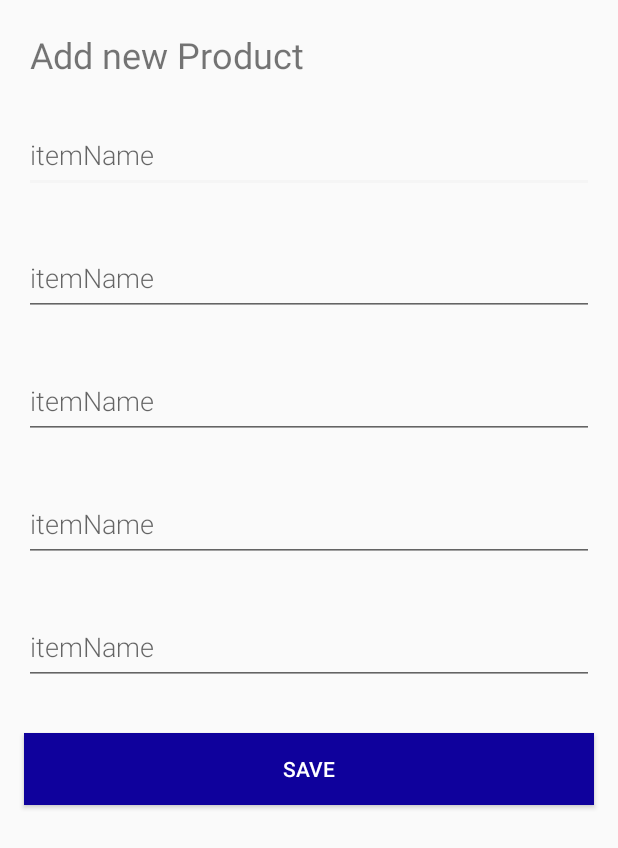
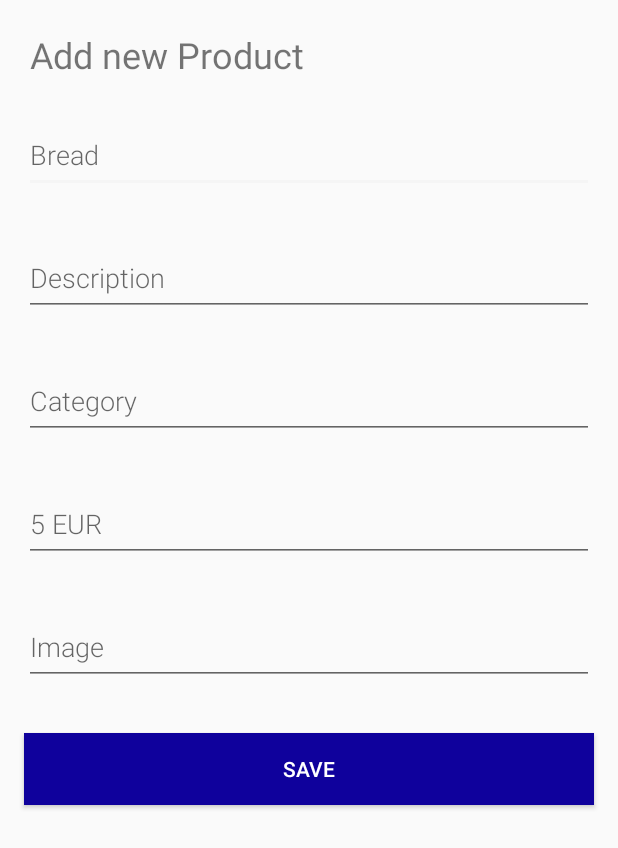
Before and after one commit to TolaTess/Kindeed, an Android app: the layout activity_new_product.xml on its own in the app's theme, with its tools: preview values and no code run, on a phone screen of 412 x 824 dp. Shown: the top 848 px of the screen. Run offline under Robolectric (Android 15) with nearby library versions, the phone set to English and light mode, and no system bars; Roboto replaces fonts that are not available here.

Commit message:
string file update
added string resources to layout

```diff
--- a/app/src/main/res/layout/activity_item.xml
+++ b/app/src/main/res/layout/activity_item.xml
@@ -31,7 +31,7 @@
         android:layout_marginTop="10dp"
         android:fontFamily="@font/abhaya_libre"
         android:gravity="center"
-        android:text="Price"
+        android:text="@string/price_sample"
         android:textAlignment="center"
         android:textColor="@color/colorBlack"
         android:textSize="22sp" />
--- a/app/src/main/res/layout/activity_main.xml
+++ b/app/src/main/res/layout/activity_main.xml
@@ -57,7 +57,7 @@
                     android:layout_marginBottom="5dp"
                     android:layout_marginStart="20dp"
                     android:fontFamily="@font/abhaya_libre"
-                    android:text="Recommended for you"
+                    android:text="@string/recommended_for_you"
                     android:textColor="@color/colorBlack"
                     android:textSize="18sp" />
 
@@ -80,7 +80,7 @@
             android:layout_alignParentEnd="true"
             android:layout_below="@id/rel2"
             android:layout_margin="16dp"
-            android:contentDescription="add product"
+            android:contentDescription="@string/add_product"
             android:src="@drawable/ic_add_black_24dp"/>
 
 
--- a/app/src/main/res/layout/activity_new_product.xml
+++ b/app/src/main/res/layout/activity_new_product.xml
@@ -13,7 +13,7 @@
         android:layout_marginBottom="10dp"
         android:layout_marginStart="20dp"
         android:layout_marginTop="20dp"
-        android:text="Add new Product"
+        android:text="@string/add_new_product_msg"
         android:textSize="24sp" />
 
     <EditText
@@ -22,7 +22,7 @@
         android:layout_height="wrap_content"
         android:minHeight="50dp"
         android:fontFamily="sans-serif-light"
-        android:hint="itemName"
+        android:hint="@string/sample_product_name"
         android:inputType="textAutoComplete"
         android:layout_margin="16dp"
         android:textSize="18sp" />
@@ -33,7 +33,7 @@
         android:layout_height="wrap_content"
         android:minHeight="50dp"
         android:fontFamily="sans-serif-light"
-        android:hint="itemName"
+        android:hint="@string/description"
         android:inputType="textAutoComplete"
         android:layout_margin="16dp"
         android:textSize="18sp" />
@@ -44,7 +44,7 @@
         android:layout_height="wrap_content"
         android:minHeight="50dp"
         android:fontFamily="sans-serif-light"
-        android:hint="itemName"
+        android:hint="@string/category"
         android:inputType="textAutoComplete"
         android:layout_margin="16dp"
         android:textSize="18sp" />
@@ -55,7 +55,7 @@
         android:layout_height="wrap_content"
         android:minHeight="50dp"
         android:fontFamily="sans-serif-light"
-        android:hint="itemName"
+        android:hint="@string/price_sample"
         android:inputType="textAutoComplete"
         android:layout_margin="16dp"
         android:textSize="18sp" />
@@ -66,7 +66,7 @@
         android:layout_height="wrap_content"
         android:minHeight="50dp"
         android:fontFamily="sans-serif-light"
-        android:hint="itemName"
+        android:hint="@string/image"
         android:inputType="textAutoComplete"
         android:layout_margin="16dp"
         android:textSize="18sp" />
@@ -76,7 +76,7 @@
         android:layout_width="match_parent"
         android:layout_height="wrap_content"
         android:background="@color/colorAccent3"
-        android:text="Save"
+        android:text="@string/save"
         android:layout_margin="16dp"
         android:textColor="@color/colorWhite" />
 
--- a/app/src/main/res/layout/activity_service.xml
+++ b/app/src/main/res/layout/activity_service.xml
@@ -83,7 +83,7 @@
                     android:layout_height="wrap_content"
                     android:layout_marginStart="20dp"
                     android:fontFamily="@font/abhaya_libre"
-                    android:text="Perfect with"
+                    android:text="@string/perfect_with"
                     android:textColor="@color/colorBlack"
                     android:textSize="18sp" />
 
--- a/app/src/main/res/layout/activity_splash.xml
+++ b/app/src/main/res/layout/activity_splash.xml
@@ -11,7 +11,7 @@
         android:layout_width="wrap_content"
         android:layout_height="wrap_content"
         android:fontFamily="@font/archivo_black"
-        android:text="Kindeed"
+        android:text="@string/kindeed"
         android:textSize="18sp"
         app:layout_constraintBottom_toBottomOf="parent"
         app:layout_constraintEnd_toEndOf="parent"
--- a/app/src/main/res/layout/addtobasket_layout.xml
+++ b/app/src/main/res/layout/addtobasket_layout.xml
@@ -37,7 +37,7 @@
             android:layout_height="wrap_content"
             android:layout_weight="2"
             android:gravity="center"
-            android:text="Add to basket"
+            android:text="@string/add_to_basket"
             android:padding="10dp"
             android:fontFamily="@font/abhaya_libre"
             android:textSize="18sp"
--- a/app/src/main/res/layout/app_bar_layout.xml
+++ b/app/src/main/res/layout/app_bar_layout.xml
@@ -23,7 +23,7 @@
         android:layout_below="@+id/title_toolbar"
         android:fontFamily="@font/abhaya_libre"
         android:layout_marginTop="10dp"
-        android:text="Sharing is caring"
+        android:text="@string/slogan"
         android:textColor="@color/colorBlack"
         android:textSize="20sp" />
 
--- a/app/src/main/res/layout/custom_panel.xml
+++ b/app/src/main/res/layout/custom_panel.xml
@@ -12,7 +12,7 @@
         android:layout_width="match_parent"
         android:layout_height="wrap_content"
         android:gravity="center"
-        android:text="Subheading"
+        android:text="@string/sample_product_name"
         android:padding="10dp"
         android:fontFamily="@font/abhaya_libre"
         android:textSize="18sp"
--- a/app/src/main/res/layout/item_bar_layout.xml
+++ b/app/src/main/res/layout/item_bar_layout.xml
@@ -18,7 +18,7 @@
         android:layout_height="wrap_content"
         android:layout_marginBottom="5dp"
         android:fontFamily="@font/amarante"
-        android:text="Kindeed,"
+        android:text="@string/kindeed"
         android:layout_centerHorizontal="true"
         android:textColor="@color/colorBlack"
         android:textSize="28sp" />
@@ -30,7 +30,7 @@
         android:layout_below="@+id/item_title_toolbar"
         android:fontFamily="@font/abhaya_libre"
         android:layout_centerHorizontal="true"
-        android:text="Sharing is caring"
+        android:text="@string/slogan"
         android:textColor="@color/colorGrey"
         android:textSize="20sp" />
 
--- a/app/src/main/res/layout/quantity_panel.xml
+++ b/app/src/main/res/layout/quantity_panel.xml
@@ -35,7 +35,7 @@
             android:fontFamily="@font/abhaya_libre"
             android:gravity="center"
             android:padding="15dp"
-            android:text="1"
+            android:text="@string/quantity_sample"
             android:textAlignment="center"
             android:textColor="@color/colorPrimary"
             android:textSize="20sp" />
--- a/app/src/main/res/layout/recycler_basket.xml
+++ b/app/src/main/res/layout/recycler_basket.xml
@@ -28,7 +28,7 @@
             android:layout_gravity="center"
             android:textAlignment="center"
             android:fontFamily="@font/amarante"
-            android:text="text"
+            android:text="@string/sample_product_name"
             android:layout_marginTop="10dp"
             android:textColor="@color/colorBlack"
             android:textSize="18sp" />
@@ -40,7 +40,7 @@
             android:textAlignment="center"
             android:layout_below="@+id/sample_text"
             android:fontFamily="@font/abhaya_libre"
-            android:text="price"
+            android:text="@string/price_sample"
             android:layout_marginTop="1dp"
             android:textColor="@color/colorBlack"
             android:textSize="16sp" />
@@ -52,7 +52,7 @@
             android:layout_below="@+id/sample_price"
             android:textAlignment="center"
             android:fontFamily="@font/abhaya_libre"
-            android:text="quanity"
+            android:text="@string/quantity"
             android:layout_marginTop="1dp"
             android:textColor="@color/colorBlack"
             android:textSize="16sp" />
--- a/app/src/main/res/layout/recycler_service.xml
+++ b/app/src/main/res/layout/recycler_service.xml
@@ -28,10 +28,10 @@
             android:layout_marginBottom="4dp"
             android:layout_centerInParent="true"
             android:fontFamily="@font/archivo_black"
-           android:text="text"
+           android:text="@string/sample_product_name"
             android:layout_marginTop="4dp"
             android:textColor="@color/colorWhite"
-            android:textSize="22dp" />
+            android:textSize="22sp" />
 
     </RelativeLayout>
 
--- a/app/src/main/res/values/strings.xml
+++ b/app/src/main/res/values/strings.xml
@@ -12,4 +12,19 @@
     <string name="home">Home</string>
     <string name="account">Account</string>
     <string name="logout">logout</string>
+    <string name="description">Description</string>
+    <string name="price_sample">5 EUR</string>
+    <string name="sample_product_name">Bread</string>
+    <string name="quantity">quantity</string>
+    <string name="slogan">Sharing is caring</string>
+    <string name="kindeed">Kindeed,</string>
+    <string name="category">Category</string>
+    <string name="image">Image</string>
+    <string name="save">Save</string>
+    <string name="add_new_product_msg">Add new Product</string>
+    <string name="recommended_for_you">Recommended for you</string>
+    <string name="add_product">add product</string>
+    <string name="perfect_with">Perfect with</string>
+    <string name="add_to_basket">Add to basket</string>
+    <string name="quantity_sample">1</string>
 </resources>
```
Also changed, not shown: app/src/main/res/layout/recycler_items.xml (+8 -8 lines).
